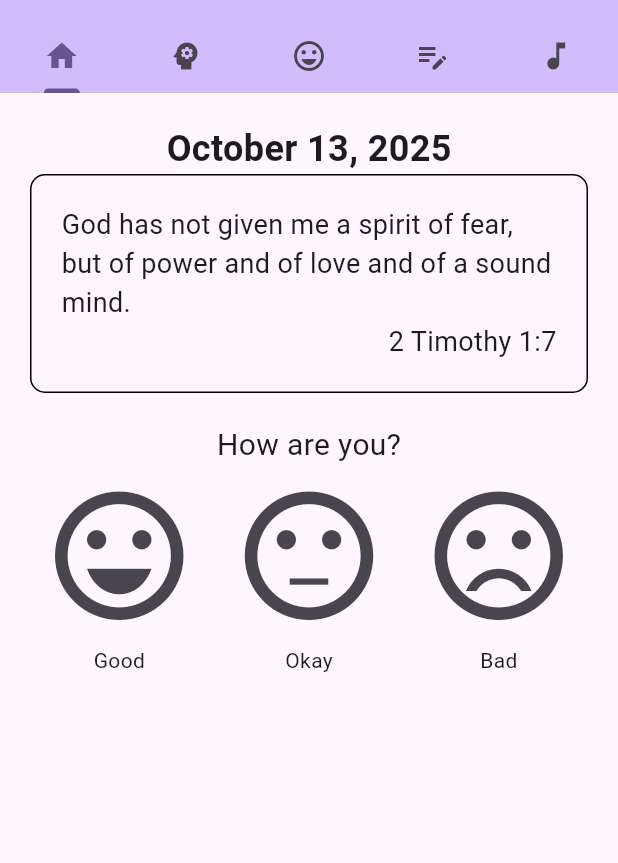
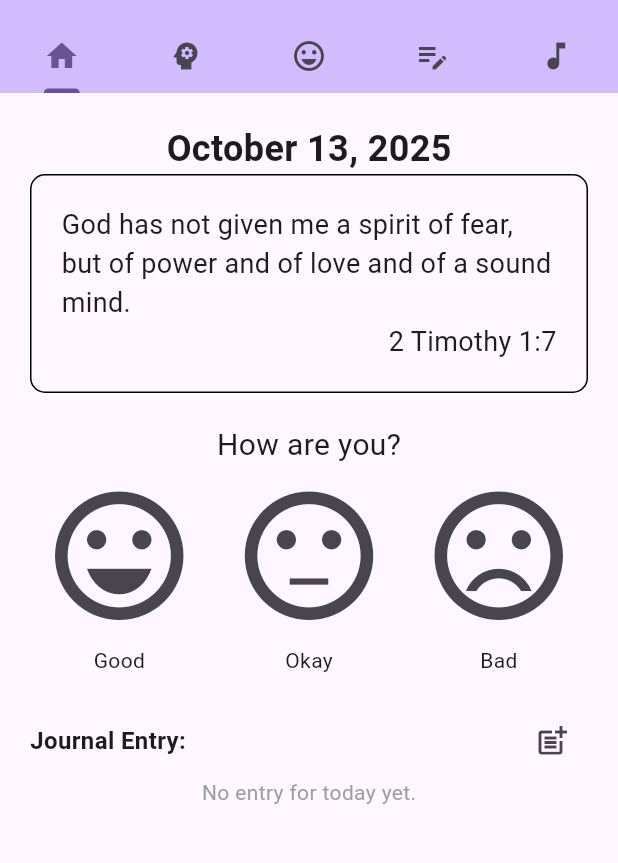
Before and after one commit to lajacl/mindfulness-app, a Flutter app: the screen it shows after launch, on a phone screen of 412 x 824 dp, the part 63-926 px from its top. Run offline on Flutter 3.47's test engine with Material 3 defaults, Android fonts, the phone set to English and light mode, and no system bars; our stand-ins replace shared_preferences, youtube_player_iframe.

Commit message:
Show current day synced journal entry on home page

```diff
--- a/lib/home.dart
+++ b/lib/home.dart
@@ -4,7 +4,8 @@ import 'package:mindfulness_app/data.dart';
 import 'package:shared_preferences/shared_preferences.dart';
 
 class HomePage extends StatefulWidget {
-  const HomePage({super.key});
+  final TabController tabController;
+  const HomePage({super.key, required this.tabController});
 
   @override
   State<HomePage> createState() => _HomePageState();
@@ -17,6 +18,7 @@ class _HomePageState extends State<HomePage> {
     'verse': '2 Timothy 1:7',
   };
   Mood? _mood;
+  String _journalEntry = '';
 
   String _getDate() {
     DateTime datetime = DateTime.now();
@@ -44,17 +46,29 @@ class _HomePageState extends State<HomePage> {
     });
   }
 
+  Future<void> _loadJournalEntry() async {
+    final prefs = await SharedPreferences.getInstance();
+
+    if (prefs.containsKey('journalEntry')) {
+      setState(() {
+        _journalEntry = prefs.getString('journalEntry') ?? '';
+      });
+    }
+  }
+
   @override
   void initState() {
     super.initState();
     _loadMood();
+    _loadJournalEntry();
   }
 
   @override
   Widget build(BuildContext context) {
     double screenWidth = MediaQuery.of(context).size.width;
 
-    return Center(
+    return SingleChildScrollView(
+      child: Center(
         child: Padding(
           padding: EdgeInsets.all(20),
           child: Column(
@@ -64,6 +78,26 @@ class _HomePageState extends State<HomePage> {
                 _getDate(),
                 style: TextStyle(fontWeight: FontWeight.bold, fontSize: 24),
               ),
+              // SizedBox(
+              //   width: double.infinity,
+              //   child: Card(
+              //     child: Padding(
+              //       padding: EdgeInsets.all(10),
+              //       child: Column(
+              //         children: [
+              //           Text(_message['text']!, style: TextStyle(fontSize: 18)),
+              //           Align(
+              //             alignment: AlignmentGeometry.bottomRight,
+              //             child: Text(
+              //               _message['verse']!,
+              //               style: TextStyle(fontSize: 18),
+              //             ),
+              //           ),
+              //         ],
+              //       ),
+              //     ),
+              //   ),
+              // ),
               Container(
                 decoration: BoxDecoration(
                   border: Border.all(),
@@ -122,7 +156,39 @@ class _HomePageState extends State<HomePage> {
                   ],
                 ),
               SizedBox(height: 20),
+              Row(
+                mainAxisAlignment: MainAxisAlignment.spaceBetween,
+                children: [
+                  Text(
+                    'Journal Entry:',
+                    style: TextStyle(fontSize: 16, fontWeight: FontWeight.bold),
+                  ),
+                  IconButton(
+                    onPressed: () {
+                      widget.tabController.animateTo(3);
+                    },
+                    icon: Icon(
+                      _journalEntry.isEmpty ? Icons.post_add : Icons.edit_note,
+                    ),
+                  ),
                 ],
+              ),
+              if (_journalEntry.isEmpty)
+                Text('No entry for today yet.', style: TextStyle(color: Colors.grey))
+              else
+                Container(
+                  width: double.infinity,
+                  decoration: BoxDecoration(
+                    border: Border.all(),
+                    borderRadius: BorderRadius.all(Radius.circular(10)),
+                  ),
+                  child: Padding(
+                    padding: EdgeInsets.all(20),
+                    child: Text(_journalEntry),
+                  ),
+                ),
+            ],
+          ),
         ),
       ),
     );
--- a/lib/main.dart
+++ b/lib/main.dart
@@ -32,15 +32,31 @@ class MindfulPage extends StatefulWidget {
   State<MindfulPage> createState() => _MindfulPageState();
 }
 
-class _MindfulPageState extends State<MindfulPage> {
+class _MindfulPageState extends State<MindfulPage>
+    with SingleTickerProviderStateMixin {
+  late final TabController _tabController;
+
+  @override
+  void initState() {
+    super.initState();
+    _tabController = TabController(length: 5, vsync: this);
+  }
+
+  @override
+  void dispose() {
+    _tabController.dispose();
+    super.dispose();
+  }
+
   @override
   Widget build(BuildContext context) {
     return DefaultTabController(
       length: 5,
       child: Scaffold(
         appBar: AppBar(
-          bottom: const TabBar(
-            tabs: [
+          bottom: TabBar(
+            controller: _tabController,
+            tabs: const [
               Tab(icon: Icon(Icons.home)),
               Tab(icon: Icon(Icons.psychology)),
               Tab(icon: Icon(Icons.sentiment_very_satisfied)),
@@ -52,8 +68,9 @@ class _MindfulPageState extends State<MindfulPage> {
           title: Text(widget.title),
         ),
         body: TabBarView(
+          controller: _tabController,
           children: [
-            HomePage(),
+            HomePage(tabController: _tabController),
             ExercisesPage(),
             MoodPage(),
             JournalPage(),
```
Also changed, not shown: lib/journal.dart (+24 -2 lines). Lines whose indentation alone changed are shown as unchanged.
